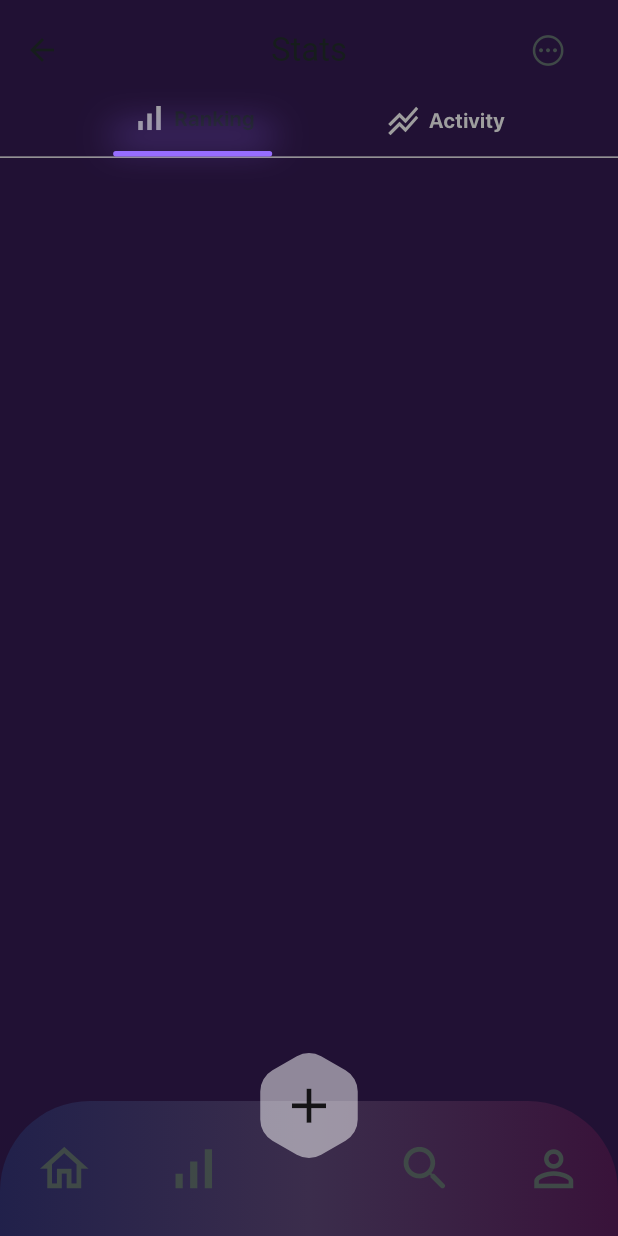
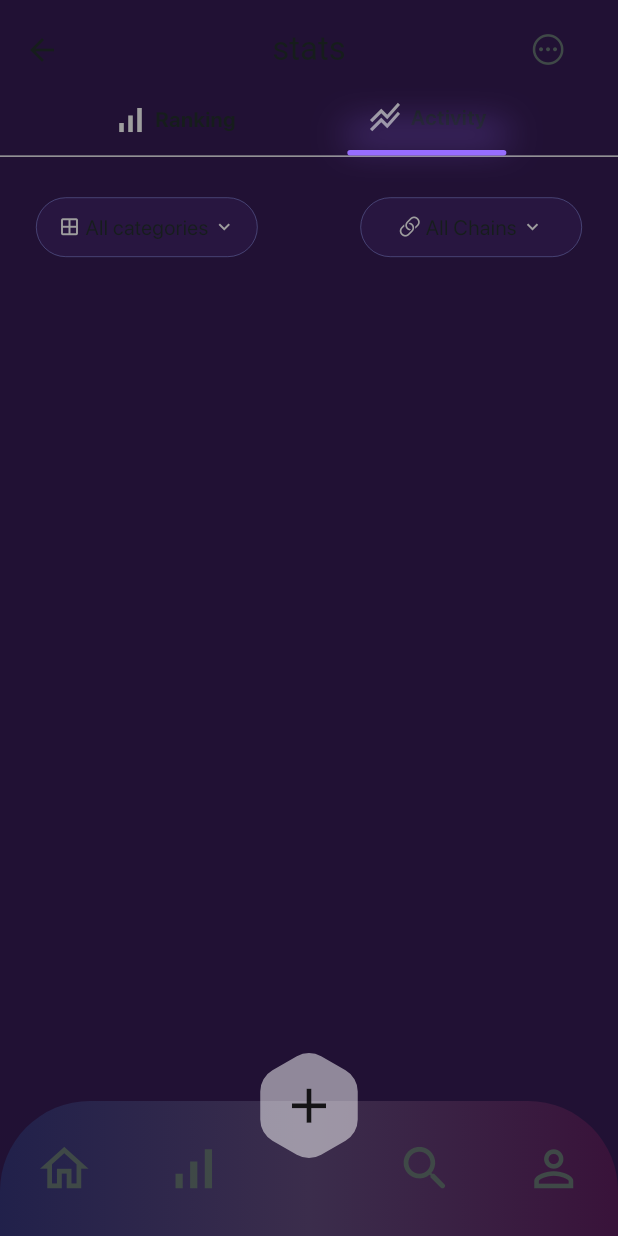
Before and after one commit to Amro27code/mini-nft-marketPlace, a Flutter app: the HomeScreen screen opened by its route, item 2 of the bottom bar chosen, on a phone screen of 412 x 824 dp. Run offline on Flutter 3.47's test engine with Material 3 defaults, Android fonts, the phone set to English and light mode, and no system bars.

Commit message:
make sub title stats  and finish top title stats

```diff
--- a/lib/core/ReUseFiles/icons.dart
+++ b/lib/core/ReUseFiles/icons.dart
@@ -1,3 +1,4 @@
+import 'package:flutter/cupertino.dart';
 import 'package:flutter/material.dart';
 
 class IconsManager {
@@ -8,4 +9,6 @@ class IconsManager {
   static const IconData probabilityBnb = Icons.signal_cellular_alt;
   static const IconData searchBnb = Icons.search_rounded;
   static const IconData personBnb = Icons.person_outline_sharp;
+  static const IconData activity = Icons.stacked_line_chart;
+  static const IconData drawerMore = CupertinoIcons.ellipsis_circle;
 }
--- a/lib/core/ReUseFiles/numbers_manager.dart
+++ b/lib/core/ReUseFiles/numbers_manager.dart
@@ -11,6 +11,7 @@ class WidthManager {
   static const double w167 = 167.66;
   static const double wBetweenTwoBBnb = 39;
   static const double wPolygon = 70;
+  static const double activeTopTitleStats = 106;
 }
 
 class HeightManager {
@@ -29,7 +30,8 @@ class HeightManager {
   static const double hPolygon = 70;
   static const double bnbWithoutPolygon = 90;
   static const double bnbWithPolygon = 122;
-
+  static const double toolBarStatsPage = 66;
+  static const double activeTopTitleStats = 3.6;
 }
 
 class PaddingManager {
@@ -40,6 +42,7 @@ class PaddingManager {
   static const double p_9 = 9;
   static const double p_18 = 18;
   static const double p_16 = 16;
+  static const double statsPage = 22.52;
 }
 
 class MarginManager {}
@@ -54,6 +57,7 @@ class CirRadius {
   static double imagesHome = 27.3;
   static double imagesCollectionHome = 19.82;
   static double bnbRadius = 60;
+  static double activeTopTitleStats = 27;
 }
 
 class SigmaImageFilter {
@@ -68,19 +72,19 @@ class SigmaImageFilter {
 class PositionManager {
   static const double textAboveImageAtHome = 0;
   static const double topInPolygon = 0;
-
-
 }
 
 class Numbers {
   static const int n194 = 194;
   static const int n200 = 200;
   static const int n978 = 978;
-  static const int n5160 =  5160;
-  static const int n132 =  132;
-  static const int n3222 =  3222;
-  static const int n27 =  27;
+  static const int n5160 = 5160;
+  static const int n132 = 132;
+  static const int n3222 = 3222;
+  static const int n27 = 27;
   static const int n20 = 20;
+  static const double n5 = 5;
+  static const double n10 = 10;
   static const double sidesPolygon = 6;
   static const double roundPointsPolygon = 0.5;
   static const double sizeIconsBnb = 39;
@@ -90,6 +94,8 @@ class Numbers {
   static const double hotNew1seller = 0.46;
   static const double hotNew2seller = 0.03;
   static const double hotNew3seller = 0.106;
-
-
+  static const double topTitleShadowBlurR = 20;
+  static const double topTitleShadowOffsetX = 0;
+  static const double topTitleShadowOffsetY = -12;
+  static const double topTitleShadowSpread = 0.5;
 }
--- a/lib/core/ReUseFiles/text_manager.dart
+++ b/lib/core/ReUseFiles/text_manager.dart
@@ -26,5 +26,8 @@ class TextManager {
   static const String subtitleHotSeller1="mali #7890";
   static const String subtitleHotSeller2="baalli #4890";
   static const String subtitleHotSeller3="Ring #7288";
+  static const String stats="stats";
+  static const String ranking="Ranking";
+  static const String activity="Activity";
 
 }
--- a/lib/core/ReUseFiles/text_style_manager.dart
+++ b/lib/core/ReUseFiles/text_style_manager.dart
@@ -57,4 +57,9 @@ class TextStyleManager {
     color: ColorManager.greyColor,
     fontFamily: FontFamilyManager.sfProDisplay,
   );
+  static const TextStyle subTitleStats = TextStyle(
+    fontWeight: FontWeight.w400,
+    fontSize:14 ,
+    fontFamily: FontFamilyManager.sfProDisplay,
+  );
 }
--- a/lib/features/states/screens/state_screen.dart
+++ b/lib/features/states/screens/state_screen.dart
@@ -2,9 +2,11 @@ import 'package:flutter/cupertino.dart';
 import 'package:flutter/material.dart';
 import 'package:mini_nft_marketplace/core/ReUseFiles/color_manager.dart';
 import 'package:mini_nft_marketplace/core/ReUseFiles/icons.dart';
-import 'package:mini_nft_marketplace/core/ReUseFiles/text_style_manager.dart';
+import 'package:mini_nft_marketplace/core/ReUseFiles/numbers_manager.dart';
+import 'package:mini_nft_marketplace/core/ReUseFiles/text_manager.dart';
 import 'package:mini_nft_marketplace/core/widgets/app_bar_wdg.dart';
-import 'package:mini_nft_marketplace/core/widgets/bnb.dart';
+import 'package:mini_nft_marketplace/features/states/widgets/subtitle_widget.dart';
+import 'package:mini_nft_marketplace/features/states/widgets/top_title_widget.dart';
 
 class StatesPage extends StatelessWidget {
   const StatesPage({super.key});
@@ -14,14 +16,16 @@ class StatesPage extends StatelessWidget {
     return Scaffold(
       backgroundColor: ColorManager.backgroundHomePage,
       appBar: appBar(
-        title: "Stats",
-        toolBarHeight: 66.67,
+        title: TextManager.stats,
+        toolBarHeight: HeightManager.toolBarStatsPage,
         actions: [
           Padding(
-            padding: const EdgeInsets.symmetric(horizontal: 22.52),
+            padding: const EdgeInsets.symmetric(
+              horizontal: PaddingManager.statsPage,
+            ),
             child: IconButton(
               onPressed: () {},
-              icon: Icon(CupertinoIcons.ellipsis_circle),
+              icon: Icon(IconsManager.drawerMore),
             ),
           ),
         ],
@@ -29,67 +33,44 @@ class StatesPage extends StatelessWidget {
       body: Column(
         children: [
           Container(
-            // padding: const EdgeInsets.only(16),
             decoration: BoxDecoration(
               border: Border(bottom: BorderSide(color: ColorManager.greyColor)),
             ),
             child: Row(
               mainAxisAlignment: .spaceEvenly,
               children: [
-                Column(
-                  children: [
-                    Row(
-                      mainAxisSize: .min,
-                      spacing: 5,
-                      children: [
-                        Icon(
-                          IconsManager.probabilityBnb,
-                          color: ColorManager.greyColor,
-                        ),
-                        Text(
-                          "Ranking",
-                          style: TextStyleManager.appTitleStatsActive,
-                        ),
-                      ],
-                    ),
-                    Container(
-                      width: 106,
-                      height: 3.6,
-                      margin: const EdgeInsets.only(top: 10.0),
-                      decoration: BoxDecoration(
-                        boxShadow: [
-                          BoxShadow(
-                            blurRadius: 20,
-                            offset: Offset(0, -12),
-                            spreadRadius: 0.5,
-                            color: ColorManager.lightBlueStats,
-                          ),
-                        ],
-                        color: ColorManager.lightBlueStats,
-                        borderRadius: BorderRadius.circular(27),
-                      ),
-                    ),
-                  ],
+                topTitleWidget(
+                  text: TextManager.ranking,
+                  icon: IconsManager.probabilityBnb,
+                  isActive: false,
                 ),
-                Padding(
-                  padding: const EdgeInsets.only(bottom: 10.0),
-                  child: Row(
-                    mainAxisSize: .min,
-                    spacing: 5,
-                    children: [
-                      Icon(Icons.stacked_line_chart_sharp, color: Colors.grey),
-                      Text(
-                        "Activity",
-                        style: TextStyleManager.appTitleStatsNonActive,
-                      ),
-                    ],
-                  ),
+                topTitleWidget(
+                  text: TextManager.activity,
+                  icon: IconsManager.activity,
+                  isActive: true,
                 ),
               ],
             ),
           ),
-          // const SizedBox(height:17 ,),
-          // Divider(color: Colors.grey,height: 1,thickness: 0.2,)
+          const SizedBox(height: 27),
+          Padding(
+            padding: const EdgeInsets.symmetric(horizontal: 24.0),
+            child: Row(
+              mainAxisAlignment: .spaceBetween,
+              children: [
+                subTitleWidget(
+                  icon1: Icons.window_outlined,
+                  text: "All categories",
+                  icon2: Icons.keyboard_arrow_down,
+                ),
+                subTitleWidget(
+                  icon1: CupertinoIcons.link,
+                  text: "All Chains",
+                  icon2: Icons.keyboard_arrow_down,
+                ),
+              ],
+            ),
+          ),
         ],
       ),
     );
--- /dev/null
+++ b/lib/features/states/widgets/subtitle_widget.dart
@@ -0,0 +1,29 @@
+import 'package:flutter/material.dart';
+import 'package:mini_nft_marketplace/core/ReUseFiles/text_style_manager.dart';
+
+import '../../../core/ReUseFiles/color_manager.dart';
+
+Container subTitleWidget({
+  required IconData icon1,
+  required String text,
+  required IconData icon2,
+}) {
+  return Container(
+    width: 147.75,
+    height: 39.72,
+    decoration: BoxDecoration(
+      border: BoxBorder.all(color: ColorManager.backgroundOnB1, width: 0.4),
+      color: ColorManager.lightBlueStats.withAlpha(15),
+      borderRadius: BorderRadius.circular(27),
+    ),
+    child: Row(
+      spacing: 3,
+      mainAxisAlignment: .center,
+      children: [
+       const  Icon(icon1, color: ColorManager.greyColor, size: 15),
+        Text(text, style: TextStyleManager.subTitleStats),
+        Icon(icon2, color: ColorManager.greyColor, size: 15),
+      ],
+    ),
+  );
+}
--- /dev/null
+++ b/lib/features/states/widgets/top_title_widget.dart
@@ -0,0 +1,48 @@
+import 'package:flutter/material.dart';
+import 'package:mini_nft_marketplace/core/ReUseFiles/numbers_manager.dart';
+import '../../../core/ReUseFiles/color_manager.dart';
+import '../../../core/ReUseFiles/icons.dart';
+import '../../../core/ReUseFiles/text_style_manager.dart';
+
+Column topTitleWidget({
+  required String text,
+  required IconData icon,
+  required bool isActive,
+}) {
+  return Column(
+    spacing: Numbers.n10,
+    children: [
+      Row(
+        mainAxisSize: .min,
+        spacing: Numbers.n5,
+        children: [
+          Icon(icon, color: ColorManager.greyColor),
+          Text(text, style: TextStyleManager.appTitleStatsActive),
+        ],
+      ),
+      isActive
+          ? Container(
+              width: WidthManager.activeTopTitleStats,
+              height: HeightManager.activeTopTitleStats,
+              decoration: BoxDecoration(
+                boxShadow: [
+                  BoxShadow(
+                    blurRadius: Numbers.topTitleShadowBlurR,
+                    offset: Offset(
+                      Numbers.topTitleShadowOffsetX,
+                      Numbers.topTitleShadowOffsetY,
+                    ),
+                    spreadRadius: Numbers.topTitleShadowSpread,
+                    color: ColorManager.lightBlueStats,
+                  ),
+                ],
+                color: ColorManager.lightBlueStats,
+                borderRadius: BorderRadius.circular(
+                  CirRadius.activeTopTitleStats,
+                ),
+              ),
+            )
+          : const SizedBox(),
+    ],
+  );
+}
```
